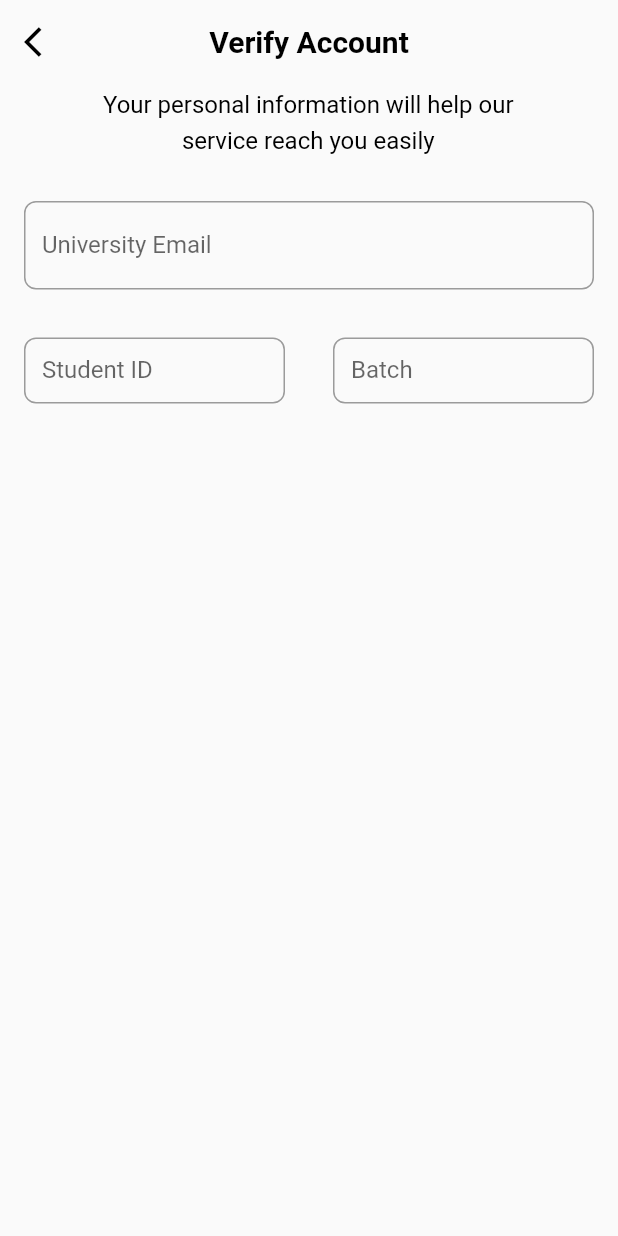
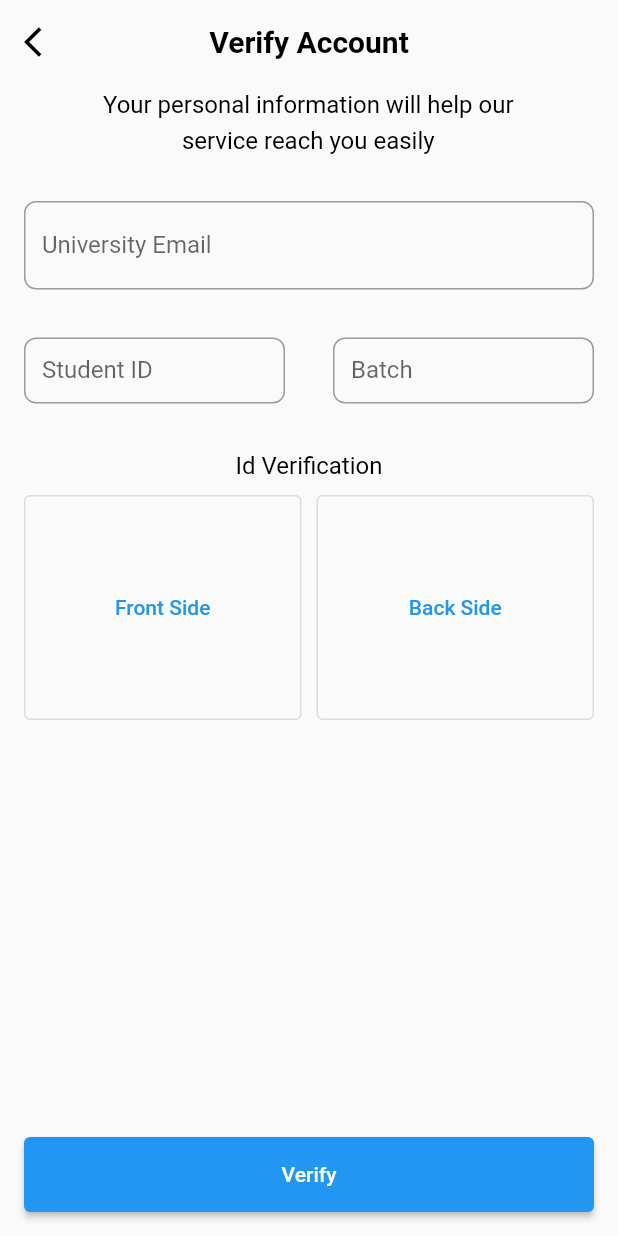
Before and after one commit to Amanthakeshan2000/Mobile-Application-Development-Full-project-, a Flutter app: the screen it shows after launch, on a phone screen of 412 x 824 dp. Run offline on Flutter 3.47's test engine with Material 2 defaults, Android fonts, the phone set to English and light mode, and no system bars; Roboto replaces fonts that are missing (Poppins).

Commit message:
upload ID

```diff
--- a/mobile_application/lib/pages/verify_account_1.dart
+++ b/mobile_application/lib/pages/verify_account_1.dart
@@ -1,5 +1,3 @@
-// ignore_for_file: prefer_const_constructors
-
 import 'package:flutter/material.dart';
 
 class MyPage extends StatelessWidget {
@@ -96,7 +94,64 @@ class MyPage extends StatelessWidget {
                 ),
               ],
             ),
+            Padding(
+              padding: const EdgeInsets.all(16.0),
+              child: Column(
+                children: [
+                  Text(
+                    "Id Verification",
+                    style: TextStyle(
+                      color: Colors.black,
+                      fontSize: 16.0,
+                      fontFamily: 'Poppins',
+                      fontWeight: FontWeight.w400,
+                    ),
+                  ),
+                  SizedBox(height: 10),
+                  Row(
+                    children: [
+                      Expanded(
+                        child: SizedBox(
+                          height: 150,
+                          child: OutlinedButton(
+                            onPressed: () {
+                              // Implement logic to upload the front side of the identity card.
+                            },
+                            child: Text("Front Side"),
+                          ),
+                        ),
+                      ),
+                      SizedBox(width: 10),
+                      Expanded(
+                        child: SizedBox(
+                          height: 150,
+                          child: OutlinedButton(
+                            onPressed: () {
+                              // Implement logic to upload the back side of the identity card.
+                            },
+                            child: Text("Back Side"),
+                          ),
+                        ),
+                      ),
+                    ],
+                  ),
+                ],
+              ),
+            ),
           ],
+        ),
+      ),
+      bottomNavigationBar: Container(
+        padding: EdgeInsets.all(16),
+        child: SizedBox(
+          width: double.infinity,
+          height: 50,
+          child: ElevatedButton(
+            onPressed: () {
+              // Implement the verification logic here.
+            },
+            child: Text("Verify"),
+          ),
         ),
       ),
     );
```
Also changed, not shown: mobile_application/pubspec.lock.
